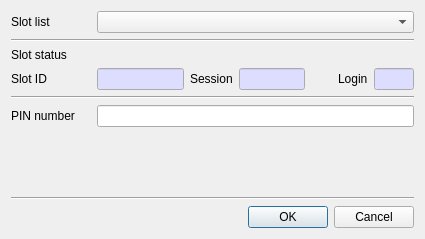
Above: CryptokiMan/init_pin_dlg.ui from jykim74/CryptokiMan before the change. Below: the same form after it.
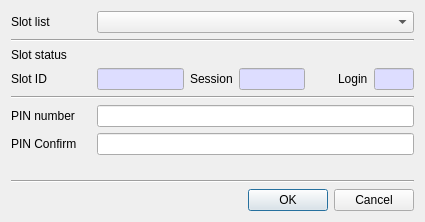
That is the form after the change.

Commit message: InitToken, InitPIN, SetPIN 에서 PIN 두번 입력으로 확인 기능 처리

```diff
--- a/CryptokiMan/init_pin_dlg.ui
+++ b/CryptokiMan/init_pin_dlg.ui
@@ -7,7 +7,7 @@
     <x>0</x>
     <y>0</y>
     <width>425</width>
-    <height>239</height>
+    <height>222</height>
    </rect>
   </property>
   <property name="windowTitle">
@@ -273,6 +273,13 @@
      <property name="topMargin">
       <number>0</number>
      </property>
+     <item row="0" column="1">
+      <widget class="QLineEdit" name="mPinText">
+       <property name="echoMode">
+        <enum>QLineEdit::Password</enum>
+       </property>
+      </widget>
+     </item>
      <item row="0" column="0">
       <widget class="QLabel" name="label_4">
        <property name="minimumSize">
@@ -286,8 +293,15 @@
        </property>
       </widget>
      </item>
-     <item row="0" column="1">
-      <widget class="QLineEdit" name="mPinText">
+     <item row="1" column="0">
+      <widget class="QLabel" name="label_7">
+       <property name="text">
+        <string>PIN Confirm</string>
+       </property>
+      </widget>
+     </item>
+     <item row="1" column="1">
+      <widget class="QLineEdit" name="mPinConfText">
        <property name="echoMode">
         <enum>QLineEdit::Password</enum>
        </property>
```
The commit also changes 5 other files.
